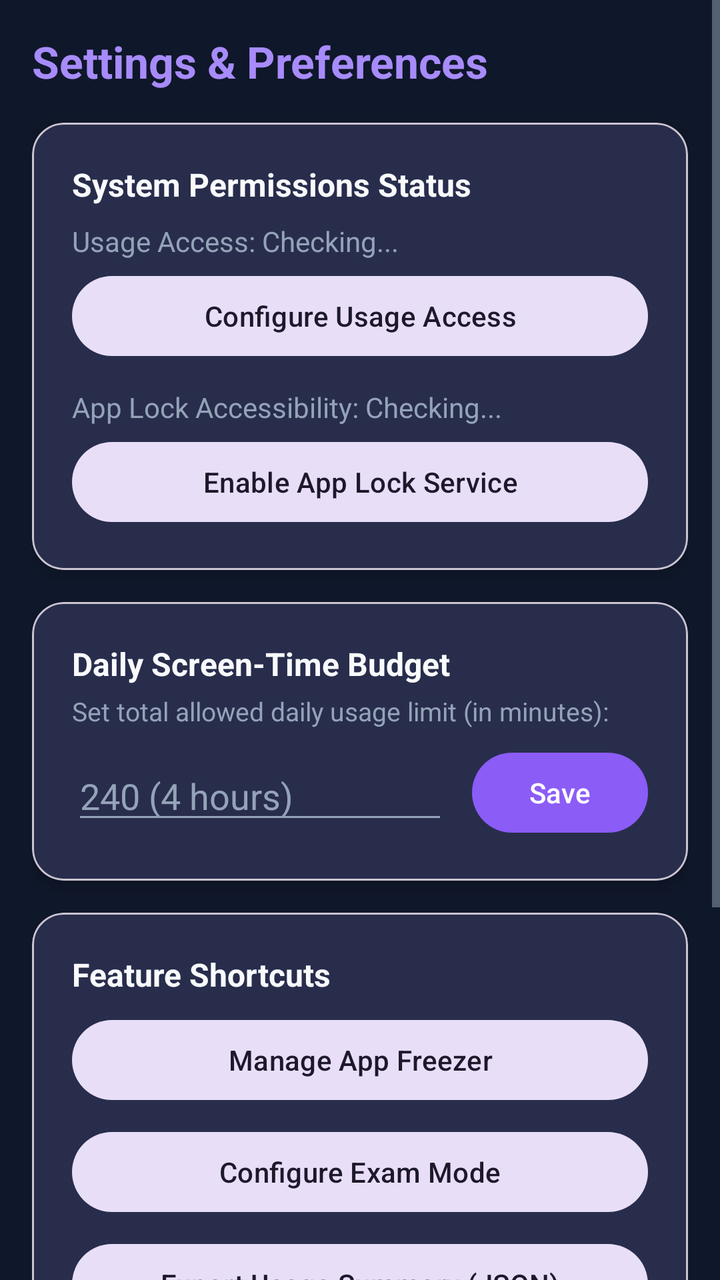
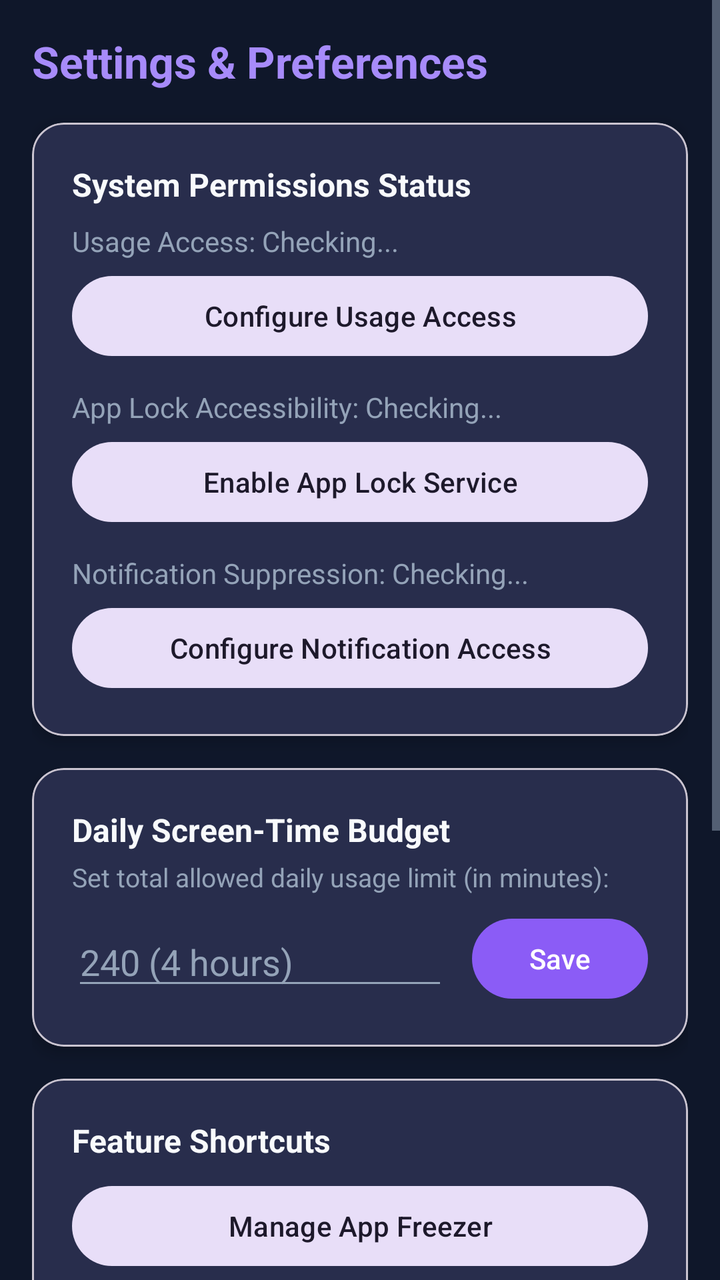

An Android layout rendered at two revisions. The XML below is the earlier revision; the diff shows what the commit changed to produce the second picture.
<!-- AndroidManifest.xml: application theme Theme.SelfPilot -->
<!-- res/layout/fragment_settings.xml -->
<?xml version="1.0" encoding="utf-8"?>
<ScrollView xmlns:android="http://schemas.android.com/apk/res/android"
    xmlns:app="http://schemas.android.com/apk/res-auto"
    android:layout_width="match_parent"
    android:layout_height="match_parent"
    android:background="@color/background_dark"
    android:fillViewport="true">

    <LinearLayout
        android:layout_width="match_parent"
        android:layout_height="wrap_content"
        android:orientation="vertical"
        android:padding="16dp">

        <TextView
            android:layout_width="wrap_content"
            android:layout_height="wrap_content"
            android:text="Settings &amp; Preferences"
            android:textColor="@color/purple_accent_light"
            android:textSize="22sp"
            android:textStyle="bold" />

        
        <com.google.android.material.card.MaterialCardView
            android:layout_width="match_parent"
            android:layout_height="wrap_content"
            android:layout_marginTop="16dp"
            app:cardBackgroundColor="@color/card_background"
            app:cardCornerRadius="16dp"
            app:cardElevation="4dp">

            <LinearLayout
                android:layout_width="match_parent"
                android:layout_height="wrap_content"
                android:orientation="vertical"
                android:padding="20dp">

                <TextView
                    android:layout_width="wrap_content"
                    android:layout_height="wrap_content"
                    android:text="System Permissions Status"
                    android:textColor="@color/text_primary"
                    android:textSize="16sp"
                    android:textStyle="bold" />

                <TextView
                    android:id="@+id/tvUsagePermissionStatus"
                    android:layout_width="wrap_content"
                    android:layout_height="wrap_content"
                    android:layout_marginTop="8dp"
                    android:text="Usage Access: Checking..."
                    android:textColor="@color/text_secondary"
                    android:textSize="14sp" />

                <Button
                    android:id="@+id/btnOpenUsageAccess"
                    style="@style/Widget.Material3.Button.TonalButton"
                    android:layout_width="match_parent"
                    android:layout_height="wrap_content"
                    android:layout_marginTop="4dp"
                    android:text="Configure Usage Access" />

                <TextView
                    android:id="@+id/tvAccessibilityStatus"
                    android:layout_width="wrap_content"
                    android:layout_height="wrap_content"
                    android:layout_marginTop="12dp"
                    android:text="App Lock Accessibility: Checking..."
                    android:textColor="@color/text_secondary"
                    android:textSize="14sp" />

                <Button
                    android:id="@+id/btn_enable_app_lock"
                    style="@style/Widget.Material3.Button.TonalButton"
                    android:layout_width="match_parent"
                    android:layout_height="wrap_content"
                    android:layout_marginTop="4dp"
                    android:text="Enable App Lock Service" />

            </LinearLayout>
        </com.google.android.material.card.MaterialCardView>

        
        <com.google.android.material.card.MaterialCardView
            android:layout_width="match_parent"
            android:layout_height="wrap_content"
            android:layout_marginTop="16dp"
            app:cardBackgroundColor="@color/card_background"
            app:cardCornerRadius="16dp"
            app:cardElevation="4dp">

            <LinearLayout
                android:layout_width="match_parent"
                android:layout_height="wrap_content"
                android:orientation="vertical"
                android:padding="20dp">

                <TextView
                    android:layout_width="wrap_content"
                    android:layout_height="wrap_content"
                    android:text="Daily Screen-Time Budget"
                    android:textColor="@color/text_primary"
                    android:textSize="16sp"
                    android:textStyle="bold" />

                <TextView
                    android:layout_width="wrap_content"
                    android:layout_height="wrap_content"
                    android:layout_marginTop="4dp"
                    android:text="Set total allowed daily usage limit (in minutes):"
                    android:textColor="@color/text_secondary"
                    android:textSize="13sp" />

                <LinearLayout
                    android:layout_width="match_parent"
                    android:layout_height="wrap_content"
                    android:layout_marginTop="8dp"
                    android:gravity="center_vertical"
                    android:orientation="horizontal">

                    <EditText
                        android:id="@+id/etDailyBudgetMins"
                        android:layout_width="0dp"
                        android:layout_height="wrap_content"
                        android:layout_weight="1"
                        android:hint="240 (4 hours)"
                        android:inputType="number"
                        android:textColor="@color/text_primary"
                        android:textColorHint="@color/text_secondary" />

                    <Button
                        android:id="@+id/btnSaveBudget"
                        android:layout_width="wrap_content"
                        android:layout_height="wrap_content"
                        android:layout_marginStart="12dp"
                        android:text="Save" />

                </LinearLayout>

            </LinearLayout>
        </com.google.android.material.card.MaterialCardView>

        
        <com.google.android.material.card.MaterialCardView
            android:layout_width="match_parent"
            android:layout_height="wrap_content"
            android:layout_marginTop="16dp"
            app:cardBackgroundColor="@color/card_background"
            app:cardCornerRadius="16dp"
            app:cardElevation="4dp">

            <LinearLayout
                android:layout_width="match_parent"
                android:layout_height="wrap_content"
                android:orientation="vertical"
                android:padding="20dp">

                <TextView
                    android:layout_width="wrap_content"
                    android:layout_height="wrap_content"
                    android:text="Feature Shortcuts"
                    android:textColor="@color/text_primary"
                    android:textSize="16sp"
                    android:textStyle="bold" />

                <Button
                    android:id="@+id/btnAppFreezerSettings"
                    style="@style/Widget.Material3.Button.TonalButton"
                    android:layout_width="match_parent"
                    android:layout_height="wrap_content"
                    android:layout_marginTop="8dp"
                    android:text="Manage App Freezer" />

                <Button
                    android:id="@+id/btnOpenExamModeSettings"
                    style="@style/Widget.Material3.Button.TonalButton"
                    android:layout_width="match_parent"
                    android:layout_height="wrap_content"
                    android:layout_marginTop="8dp"
                    android:text="Configure Exam Mode" />

                <Button
                    android:id="@+id/btnExportData"
                    style="@style/Widget.Material3.Button.TonalButton"
                    android:layout_width="match_parent"
                    android:layout_height="wrap_content"
                    android:layout_marginTop="8dp"
                    android:text="Export Usage Summary (JSON)" />

                <Button
                    android:id="@+id/btnResetData"
                    style="@style/Widget.Material3.Button.OutlinedButton"
                    android:layout_width="match_parent"
                    android:layout_height="wrap_content"
                    android:layout_marginTop="8dp"
                    android:text="Reset App Data"
                    android:textColor="@color/error_red" />

            </LinearLayout>
        </com.google.android.material.card.MaterialCardView>

        
        <com.google.android.material.card.MaterialCardView
            android:layout_width="match_parent"
            android:layout_height="wrap_content"
            android:layout_marginTop="16dp"
            android:layout_marginBottom="24dp"
            app:cardBackgroundColor="@color/card_background"
            app:cardCornerRadius="16dp"
            app:cardElevation="4dp">

            <LinearLayout
                android:layout_width="match_parent"
                android:layout_height="wrap_content"
                android:orientation="vertical"
                android:padding="20dp">

                <TextView
                    android:layout_width="wrap_content"
                    android:layout_height="wrap_content"
                    android:text="About SelfPilot"
                    android:textColor="@color/text_primary"
                    android:textSize="16sp"
                    android:textStyle="bold" />

                <TextView
                    android:layout_width="wrap_content"
                    android:layout_height="wrap_content"
                    android:layout_marginTop="4dp"
                    android:text="Version 1.0 (Advanced Programming Lab)"
                    android:textColor="@color/text_secondary"
                    android:textSize="13sp" />

                <TextView
                    android:layout_width="wrap_content"
                    android:layout_height="wrap_content"
                    android:layout_marginTop="4dp"
                    android:text="Take Control. Stay Focused. Build Discipline."
                    android:textColor="@color/purple_accent_light"
                    android:textSize="13sp"
                    android:textStyle="italic" />

            </LinearLayout>
        </com.google.android.material.card.MaterialCardView>

    </LinearLayout>
</ScrollView>
<!-- resources referenced by this layout -->
<resources>
  <color name="background_dark">#0F172A</color>
  <color name="card_background">#1E293B</color>
  <color name="error_red">#EF4444</color>
  <color name="purple_accent_light">#A78BFA</color>
  <color name="text_primary">#F8FAFC</color>
  <color name="text_secondary">#94A3B8</color>
  <style name="Theme.SelfPilot" parent="Base.Theme.SelfPilot" />
  <style name="Base.Theme.SelfPilot" parent="Theme.Material3.DayNight.NoActionBar">
          
          <item name="colorPrimary">@color/purple_accent</item>
          <item name="colorPrimaryVariant">@color/electric_blue</item>
          <item name="colorOnPrimary">@color/white</item>
          <item name="colorSecondary">@color/electric_blue</item>
          <item name="colorSecondaryVariant">@color/purple_accent_light</item>
          <item name="colorOnSecondary">@color/white</item>
          <item name="android:colorBackground">@color/background_dark</item>
          <item name="colorSurface">@color/card_background</item>
          <item name="colorOnSurface">@color/text_primary</item>
          <item name="android:textColorPrimary">@color/text_primary</item>
          <item name="android:textColorSecondary">@color/text_secondary</item>
          <item name="android:statusBarColor">@color/background_dark</item>
          <item name="android:navigationBarColor">@color/background_dark</item>
          <item name="bottomNavigationStyle">@style/Widget.MaterialComponents.BottomNavigationView.Colored</item>
      </style>
  <color name="purple_accent">#8B5CF6</color>
  <color name="electric_blue">#3B82F6</color>
  <color name="white">#FFFFFFFF</color>
</resources>

<!-- the commit's change to res/layout/fragment_settings.xml (unified diff, before → after) -->
@@ -76,6 +76,23 @@
                     android:layout_height="wrap_content"
                     android:layout_marginTop="4dp"
                     android:text="Enable App Lock Service" />
+
+                <TextView
+                    android:id="@+id/tvNotificationStatus"
+                    android:layout_width="wrap_content"
+                    android:layout_height="wrap_content"
+                    android:layout_marginTop="12dp"
+                    android:text="Notification Suppression: Checking..."
+                    android:textColor="@color/text_secondary"
+                    android:textSize="14sp" />
+
+                <Button
+                    android:id="@+id/btnOpenNotificationAccess"
+                    style="@style/Widget.Material3.Button.TonalButton"
+                    android:layout_width="match_parent"
+                    android:layout_height="wrap_content"
+                    android:layout_marginTop="4dp"
+                    android:text="Configure Notification Access" />
 
             </LinearLayout>
         </com.google.android.material.card.MaterialCardView>
